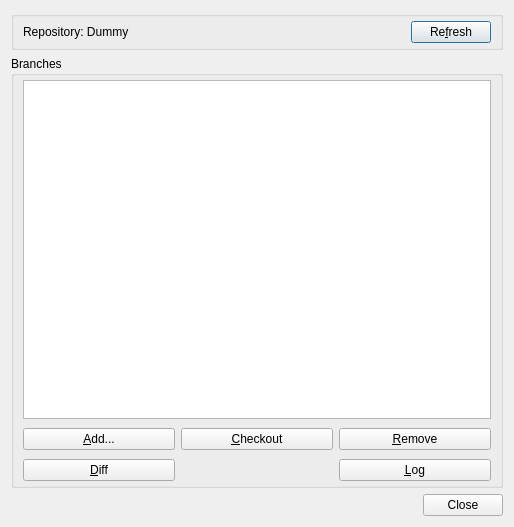
qt-creator/qt-creator, file src/plugins/git/branchdialog.ui: the form before one commit.
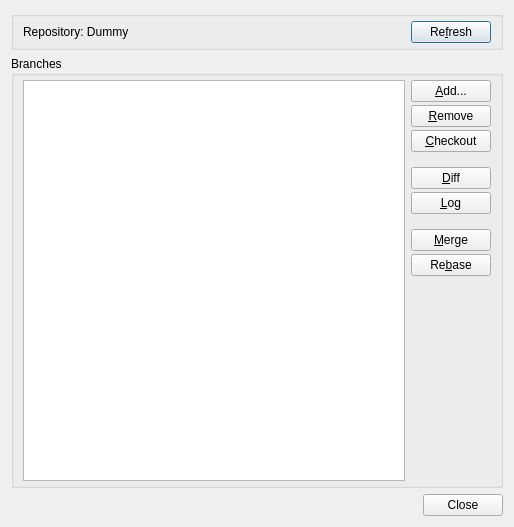
The form after the commit.

Commit message:
Git: Added Merge and Rebase
Added git functions - "Merge" and "Rebase"
They are in the "Branches" dialog:
- Merge - merge selected branch into current one
- Rebase - rebase current branch on selected one

Task-number: QTCREATORBUG-8367

```diff
--- a/src/plugins/git/branchdialog.ui
+++ b/src/plugins/git/branchdialog.ui
@@ -51,17 +51,14 @@
      <property name="title">
       <string>Branches</string>
      </property>
-     <layout class="QGridLayout" name="gridLayout">
+     <layout class="QHBoxLayout" name="horizontalLayout_2">
       <property name="topMargin">
        <number>4</number>
       </property>
       <property name="bottomMargin">
        <number>4</number>
       </property>
-      <property name="verticalSpacing">
-       <number>9</number>
-      </property>
-      <item row="0" column="0" colspan="3">
+      <item>
        <widget class="QTreeView" name="branchView">
         <property name="rootIsDecorated">
          <bool>false</bool>
@@ -74,40 +71,95 @@
         </attribute>
        </widget>
       </item>
-      <item row="1" column="0">
+      <item>
+       <layout class="QVBoxLayout" name="verticalLayout">
+        <property name="spacing">
+         <number>15</number>
+        </property>
+        <item>
+         <layout class="QVBoxLayout" name="verticalLayout_2">
+          <property name="spacing">
+           <number>3</number>
+          </property>
+          <item>
        <widget class="QPushButton" name="addButton">
         <property name="text">
          <string>&amp;Add...</string>
         </property>
        </widget>
       </item>
-      <item row="1" column="2">
+          <item>
        <widget class="QPushButton" name="removeButton">
         <property name="text">
          <string>&amp;Remove</string>
         </property>
        </widget>
       </item>
-      <item row="2" column="0">
+          <item>
+           <widget class="QPushButton" name="checkoutButton">
+            <property name="text">
+             <string>&amp;Checkout</string>
+            </property>
+           </widget>
+          </item>
+         </layout>
+        </item>
+        <item>
+         <layout class="QVBoxLayout" name="verticalLayout_4">
+          <property name="spacing">
+           <number>3</number>
+          </property>
+          <item>
        <widget class="QPushButton" name="diffButton">
         <property name="text">
          <string>&amp;Diff</string>
         </property>
        </widget>
       </item>
-      <item row="2" column="2">
+          <item>
        <widget class="QPushButton" name="logButton">
         <property name="text">
          <string>&amp;Log</string>
         </property>
        </widget>
       </item>
-      <item row="1" column="1">
-       <widget class="QPushButton" name="checkoutButton">
+         </layout>
+        </item>
+        <item>
+         <layout class="QVBoxLayout" name="verticalLayout_5">
+          <property name="spacing">
+           <number>3</number>
+          </property>
+          <item>
+           <widget class="QPushButton" name="mergeButton">
         <property name="text">
-         <string>&amp;Checkout</string>
-        </property>
-       </widget>
+             <string>&amp;Merge</string>
+            </property>
+           </widget>
+          </item>
+          <item>
+           <widget class="QPushButton" name="rebaseButton">
+            <property name="text">
+             <string>Re&amp;base</string>
+            </property>
+           </widget>
+          </item>
+         </layout>
+        </item>
+        <item>
+         <spacer name="verticalSpacer">
+          <property name="orientation">
+           <enum>Qt::Vertical</enum>
+          </property>
+          <property name="sizeHint" stdset="0">
+           <size>
+            <width>20</width>
+            <height>40</height>
+           </size>
+          </property>
+         </spacer>
+        </item>
+       </layout>
       </item>
      </layout>
     </widget>
```
Left out of the diff: 5 changed lines with no effect on the pictures. Lines whose indentation alone changed are shown as unchanged. The commit also changes 4 other files.
